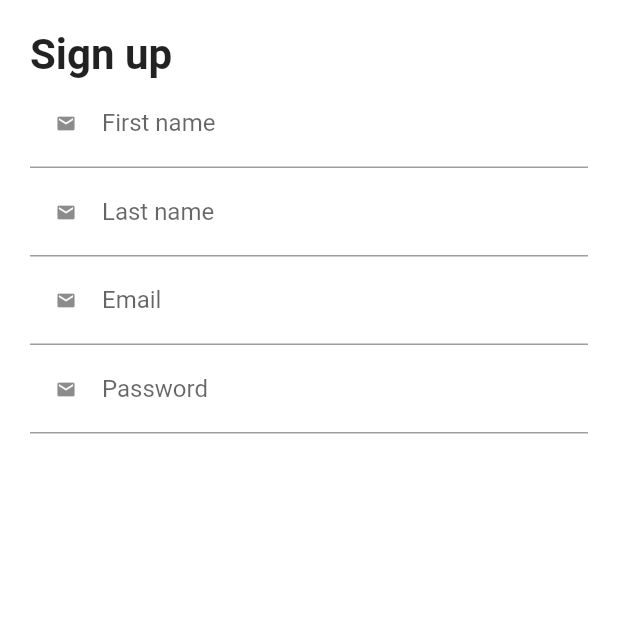
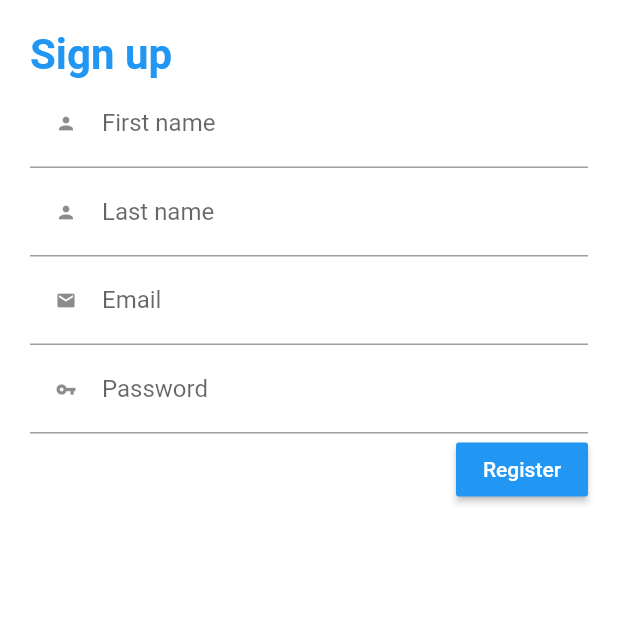
Before and after one commit to Joaovsa7/todo-app-mobile, a Flutter app: the SignUp screen opened directly, on a phone screen of 412 x 824 dp, the top half of it. Run offline on Flutter 3.47's test engine with Material 2 defaults, Android fonts, the phone set to English and light mode, and no system bars.

Commit message:
creating the form of signup page

```diff
--- a/lib/main.dart
+++ b/lib/main.dart
@@ -10,7 +10,7 @@ class MyApp extends StatelessWidget {
     return MaterialApp(
       title: 'TODO APP',
       debugShowCheckedModeBanner: false,
-      home: Scaffold(body: Login()),
+      home: Login(),
     );
   }
 }
--- a/lib/models/user.dart
+++ b/lib/models/user.dart
@@ -74,3 +74,59 @@ class User {
     return data;
   }
 }
+
+class RegisterResponse {
+  String message;
+  Data data;
+  bool error;
+
+  RegisterResponse({this.error, this.message, this.data});
+
+  RegisterResponse.fromJson(Map<String, dynamic> json) {
+    message = json['message'];
+    data = json['data'] != null ? new Data.fromJson(json['data']) : null;
+  }
+
+  Map<String, dynamic> toJson() {
+    final Map<String, dynamic> data = new Map<String, dynamic>();
+    data['message'] = this.message;
+    if (this.data != null) {
+      data['data'] = this.data.toJson();
+    }
+    return data;
+  }
+}
+
+class Data {
+  String password;
+  int status;
+  String sId;
+  String firstName;
+  String lastName;
+  String email;
+
+  Data({
+    this.password,
+    this.status,
+    this.sId,
+    this.firstName,
+    this.lastName,
+    this.email,
+  });
+
+  Data.fromJson(Map<String, dynamic> json) {
+    password = json['password'];
+    firstName = json['firstName'];
+    lastName = json['lastName'];
+    email = json['email'];
+  }
+
+  Map<String, dynamic> toJson() {
+    final Map<String, dynamic> data = new Map<String, dynamic>();
+    data['password'] = this.password;
+    data['firstName'] = this.firstName;
+    data['lastName'] = this.lastName;
+    data['email'] = this.email;
+    return data;
+  }
+}
--- a/lib/screens/signUp.dart
+++ b/lib/screens/signUp.dart
@@ -1,4 +1,5 @@
 import 'package:flutter/material.dart';
+import '../services/user.dart';
 
 class SignUp extends StatelessWidget {
   String _defaultFieldValidator(value) {
@@ -7,6 +8,10 @@ class SignUp extends StatelessWidget {
     }
     return null;
   }
+
+  final _formKey = GlobalKey<FormState>();
+  final userService = new UserService();
+  var formData = {};
 
   @override
   Widget build(BuildContext context) {
@@ -25,17 +30,26 @@ class SignUp extends StatelessWidget {
                       child: Text(
                         'Sign up',
                         style: TextStyle(
-                            fontSize: 28, fontWeight: FontWeight.bold),
+                            fontSize: 28,
+                            fontWeight: FontWeight.bold,
+                            color: Colors.blue),
                       ),
                     ),
+                    Form(
+                      key: _formKey,
+                      child: Column(
+                        children: <Widget>[
                           TextFormField(
                             textAlign: TextAlign.left,
                             validator: (value) => _defaultFieldValidator(value),
+                            onChanged: (value) {
+                              formData = {...formData, 'firstName': value};
+                            },
                             decoration: const InputDecoration(
                                 labelText: 'First name',
                                 hintText: "John",
                                 prefixIcon: Icon(
-                            Icons.email,
+                                  Icons.person,
                                   size: 14,
                                 ),
                                 hintStyle: TextStyle(fontSize: 12)),
@@ -43,11 +57,14 @@ class SignUp extends StatelessWidget {
                           TextFormField(
                             textAlign: TextAlign.left,
                             validator: (value) => _defaultFieldValidator(value),
+                            onChanged: (value) {
+                              formData = {...formData, 'lastName': value};
+                            },
                             decoration: const InputDecoration(
                                 labelText: 'Last name',
                                 hintText: "Doe",
                                 prefixIcon: Icon(
-                            Icons.email,
+                                  Icons.person,
                                   size: 14,
                                 ),
                                 hintStyle: TextStyle(fontSize: 14)),
@@ -55,6 +72,9 @@ class SignUp extends StatelessWidget {
                           TextFormField(
                             textAlign: TextAlign.left,
                             validator: (value) => _defaultFieldValidator(value),
+                            onChanged: (value) {
+                              formData = {...formData, 'email': value};
+                            },
                             decoration: const InputDecoration(
                                 labelText: 'Email',
                                 hintText: "google@gmail.com",
@@ -68,17 +88,46 @@ class SignUp extends StatelessWidget {
                           TextFormField(
                             textAlign: TextAlign.left,
                             validator: (value) => _defaultFieldValidator(value),
+                            onChanged: (value) {
+                              formData = {...formData, 'password': value};
+                            },
                             decoration: const InputDecoration(
                               labelText: 'Password',
                               hintText: "google@gmail.com",
                               prefixIcon: Icon(
-                          Icons.email,
+                                Icons.vpn_key,
                                 size: 14,
                               ),
                               hintStyle: TextStyle(fontSize: 14),
                             ),
                             keyboardType: TextInputType.emailAddress,
+                          )
+                        ],
                       ),
+                    ),
+                    Row(
+                      mainAxisAlignment: MainAxisAlignment.end,
+                      children: <Widget>[
+                        RaisedButton(
+                          color: Colors.blue,
+                          onPressed: () async {
+                            if (_formKey.currentState.validate()) {
+                              // If the form is valid, display a snackbar. In the real world,
+                              // you'd often call a server or save the information in a database.
+                              var loginResponse =
+                                  await userService.register(formData);
+                              print(loginResponse.data.firstName);
+                              Scaffold.of(context).showSnackBar(
+                                  SnackBar(content: Text('Processing Data')));
+                            }
+                          },
+                          child: Text(
+                            'Register',
+                            style: TextStyle(color: Colors.white),
+                          ),
+                        )
+                      ],
+                    )
                   ],
                 ),
               )
--- a/pubspec.yaml
+++ b/pubspec.yaml
@@ -14,7 +14,7 @@ description: A new Flutter project.
 version: 1.0.0+1
 
 environment:
-  sdk: ">=2.1.0 <3.0.0"
+  sdk: ">=2.2.2 <3.0.0"
 
 dependencies:
   http: ^0.12.0+4
```
Also changed, not shown: lib/components/loginForm.dart (+1 -8 lines), lib/screens/login.dart (+1 -8 lines), lib/services/user.dart (+22 -0 lines). Lines whose indentation alone changed are shown as unchanged.
